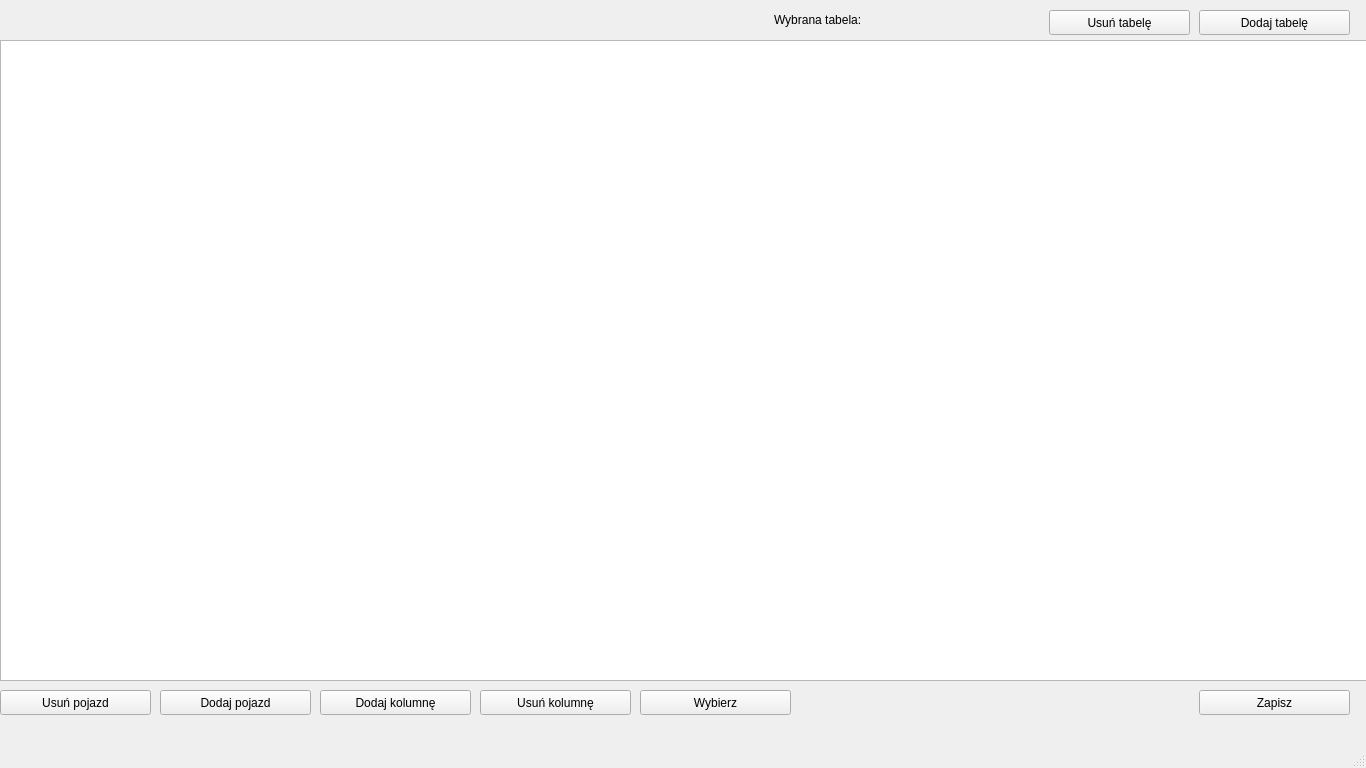
Old version of the form mainwindow.ui in the repository YuriiKutsokon/RejAndOlej.
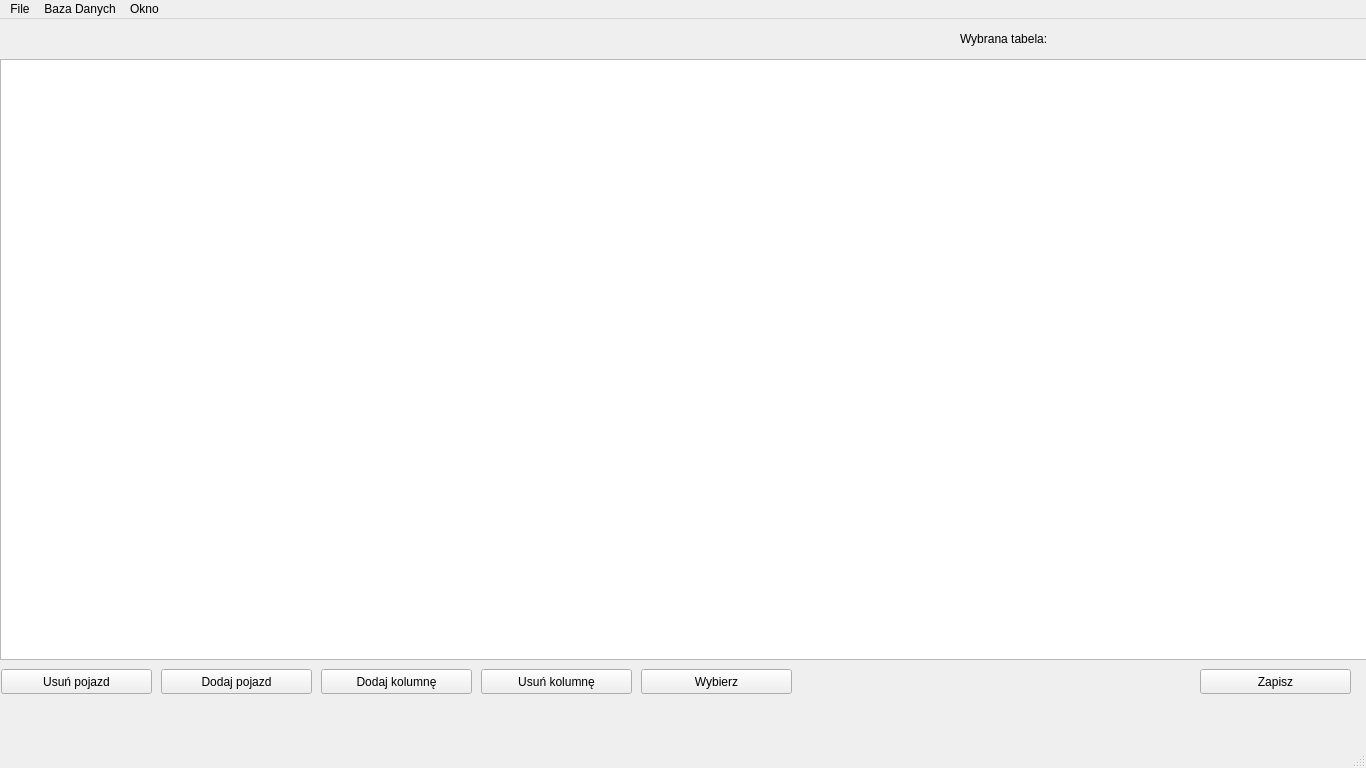
New version of the form. Icons and pictures are not drawn.

Commit message: Version 0.1.3 + menu & toolbar

Patch:
```diff
--- a/mainwindow.ui
+++ b/mainwindow.ui
@@ -20,15 +20,15 @@
       <x>0</x>
       <y>40</y>
       <width>1371</width>
-      <height>641</height>
+      <height>601</height>
      </rect>
     </property>
    </widget>
    <widget class="QPushButton" name="button_deleteVehicle">
     <property name="geometry">
      <rect>
-      <x>0</x>
-      <y>690</y>
+      <x>1</x>
+      <y>650</y>
       <width>151</width>
       <height>25</height>
      </rect>
@@ -40,8 +40,8 @@
    <widget class="QPushButton" name="button_addVehicle">
     <property name="geometry">
      <rect>
-      <x>160</x>
-      <y>690</y>
+      <x>161</x>
+      <y>650</y>
       <width>151</width>
       <height>25</height>
      </rect>
@@ -53,8 +53,8 @@
    <widget class="QPushButton" name="button_addKolumn">
     <property name="geometry">
      <rect>
-      <x>320</x>
-      <y>690</y>
+      <x>321</x>
+      <y>650</y>
       <width>151</width>
       <height>25</height>
      </rect>
@@ -66,8 +66,8 @@
    <widget class="QPushButton" name="button_deleteColumn">
     <property name="geometry">
      <rect>
-      <x>480</x>
-      <y>690</y>
+      <x>481</x>
+      <y>650</y>
       <width>151</width>
       <height>25</height>
      </rect>
@@ -79,8 +79,8 @@
    <widget class="QPushButton" name="button_sort">
     <property name="geometry">
      <rect>
-      <x>640</x>
-      <y>690</y>
+      <x>641</x>
+      <y>650</y>
       <width>151</width>
       <height>25</height>
      </rect>
@@ -92,8 +92,8 @@
    <widget class="QPushButton" name="button_save">
     <property name="geometry">
      <rect>
-      <x>1199</x>
-      <y>690</y>
+      <x>1200</x>
+      <y>650</y>
       <width>151</width>
       <height>25</height>
      </rect>
@@ -102,38 +102,12 @@
      <string>Zapisz</string>
     </property>
    </widget>
-   <widget class="QPushButton" name="button_addTable">
-    <property name="geometry">
-     <rect>
-      <x>1199</x>
-      <y>10</y>
-      <width>151</width>
-      <height>25</height>
-     </rect>
-    </property>
-    <property name="text">
-     <string>Dodaj tabelę</string>
-    </property>
-   </widget>
-   <widget class="QPushButton" name="button_deleteTable">
-    <property name="geometry">
-     <rect>
-      <x>1049</x>
-      <y>10</y>
-      <width>141</width>
-      <height>25</height>
-     </rect>
-    </property>
-    <property name="text">
-     <string>Usuń tabelę</string>
-    </property>
-   </widget>
    <widget class="QLabel" name="label_tableName">
     <property name="geometry">
      <rect>
-      <x>880</x>
+      <x>1066</x>
       <y>10</y>
-      <width>151</width>
+      <width>201</width>
       <height>20</height>
      </rect>
     </property>
@@ -144,7 +118,7 @@
    <widget class="QLabel" name="label">
     <property name="geometry">
      <rect>
-      <x>774</x>
+      <x>960</x>
       <y>10</y>
       <width>101</width>
       <height>20</height>
@@ -164,6 +138,33 @@
      <height>25</height>
     </rect>
    </property>
+   <widget class="QMenu" name="menufile">
+    <property name="title">
+     <string>File</string>
+    </property>
+   </widget>
+   <widget class="QMenu" name="menudfdff">
+    <property name="title">
+     <string>Baza Danych</string>
+    </property>
+    <widget class="QMenu" name="menuTabel">
+     <property name="title">
+      <string>Tabele</string>
+     </property>
+     <addaction name="actionDodaj_tabel_2"/>
+     <addaction name="actionUsun_tabel"/>
+    </widget>
+    <addaction name="menuTabel"/>
+   </widget>
+   <widget class="QMenu" name="menuOkno">
+    <property name="title">
+     <string>Okno</string>
+    </property>
+    <addaction name="actionRefresh"/>
+   </widget>
+   <addaction name="menufile"/>
+   <addaction name="menudfdff"/>
+   <addaction name="menuOkno"/>
   </widget>
   <widget class="QStatusBar" name="statusbar"/>
  </widget>
```
Left out of the diff: 43 changed lines with no effect on the pictures. The commit also changes 8 other files.
